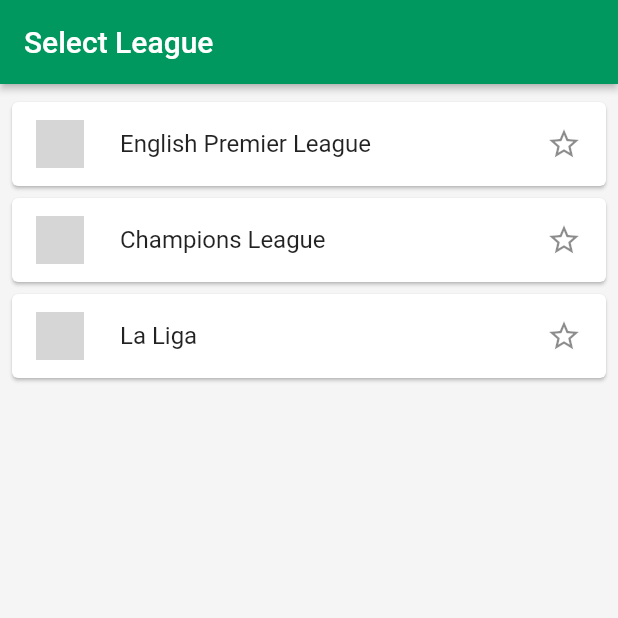
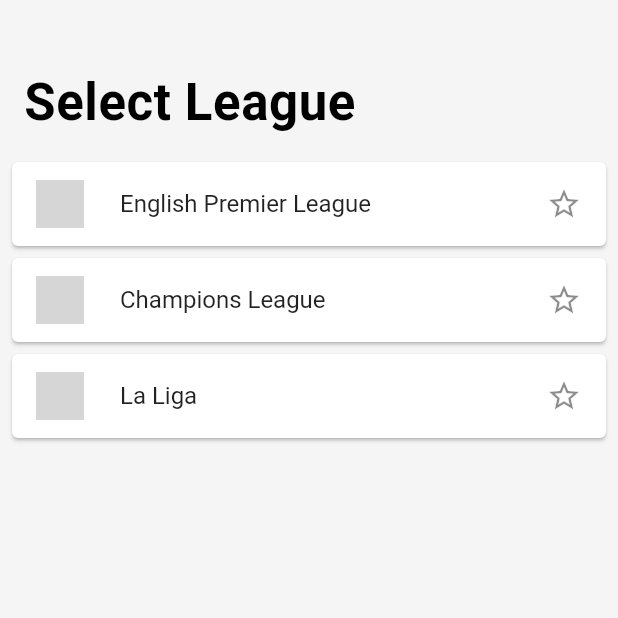
Before and after one commit to ksloginov/flutter-kristiania-football-leagues, a Flutter app: the screen it shows after launch, on a phone screen of 412 x 824 dp, the top half of it. Run offline on Flutter 3.47's test engine with Material 2 defaults, Android fonts, the phone set to English and light mode, and no system bars; network calls fail; grey boxes are pictures that could not be loaded.

Commit message:
Assignment 1: solution p.4

```diff
--- a/lib/league_list_page.dart
+++ b/lib/league_list_page.dart
@@ -1,3 +1,4 @@
+import 'package:flutter/cupertino.dart';
 import 'package:flutter/material.dart';
 import 'package:fotmob/model/league.dart';
 import 'package:fotmob/view/league_card.dart';
@@ -35,14 +36,18 @@ class _LeagueListPageState extends State<LeagueListPage> {
 
   @override
   Widget build(BuildContext context) {
-    return Scaffold(
-      appBar: AppBar(
-        title: Text('Select League'),
-      ),
-      body: Padding(
-        padding: const EdgeInsets.only(top: 8.0),
-        child: ListView.builder(
-            itemCount: leagues.length, itemBuilder: _leagueCardBuilder),
+    return CupertinoPageScaffold(
+      child: NestedScrollView(
+        headerSliverBuilder: (BuildContext context, bool innerBoxIsScrolled) {
+          return <Widget>[
+            CupertinoSliverNavigationBar(
+              largeTitle: Text('Select League'),
+            )
+          ];
+        },
+        body: ListView.builder(
+            padding: const EdgeInsets.only(top: 8.0),
+            itemCount: leagues.length, itemBuilder: _leagueCardBuilder,),
       ),
     );
   }
```
